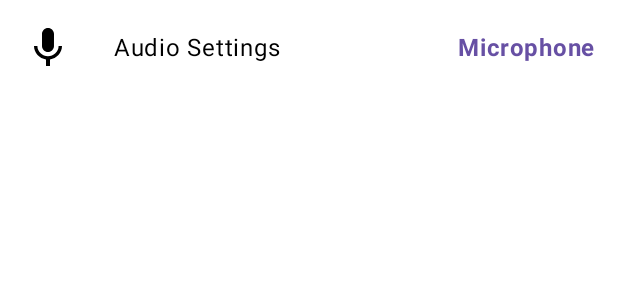
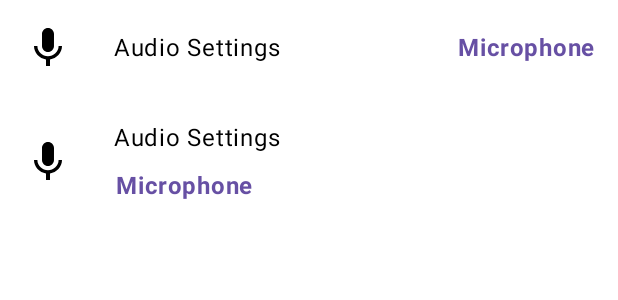
Before and after one commit to gargVader/ScreenSnap, an Android app built with Jetpack Compose: the @Preview function SettingsRowPreview, on a phone screen of 412 x 824 dp. Shown: the top 300 px of the screen. Run offline under Robolectric (Android 15) with nearby library versions, the light colour scheme and no system bars.

```diff
--- a/app/src/main/AndroidManifest.xml
+++ b/app/src/main/AndroidManifest.xml
@@ -6,7 +6,7 @@
     <uses-permission android:name="android.permission.FOREGROUND_SERVICE" />
     <uses-permission android:name="android.permission.FOREGROUND_SERVICE_MEDIA_PROJECTION" />
     <uses-permission android:name="android.permission.FOREGROUND_SERVICE_MICROPHONE" />
-    <uses-permission android:name="android.permission.POST_NOTIFICATIONS"/>
+    <uses-permission android:name="android.permission.POST_NOTIFICATIONS" />
 
     <uses-permission android:name="android.permission.POST_NOTIFICATIONS" />
     <uses-permission
--- a/feature_settings/src/main/java/com/screensnap/feature/settings/SettingsRow.kt
+++ b/feature_settings/src/main/java/com/screensnap/feature/settings/SettingsRow.kt
@@ -1,6 +1,7 @@
 package com.screensnap.feature.settings
 
 import androidx.compose.foundation.clickable
+import androidx.compose.foundation.layout.Column
 import androidx.compose.foundation.layout.Row
 import androidx.compose.foundation.layout.fillMaxWidth
 import androidx.compose.foundation.layout.padding
@@ -20,7 +21,12 @@ import androidx.compose.ui.tooling.preview.Preview
 import androidx.compose.ui.unit.dp
 
 @Composable
-fun SettingsRow(icon: ImageVector, title: String, currentSetting: String, onClick: () -> Unit) {
+fun SettingsRowHorizontal(
+    icon: ImageVector,
+    title: String,
+    currentSetting: String,
+    onClick: () -> Unit,
+) {
     Row(
         modifier = Modifier
             .fillMaxWidth()
@@ -50,12 +56,57 @@ fun SettingsRow(icon: ImageVector, title: String, currentSetting: String, onClic
     }
 }
 
+@Composable
+fun SettingsRowVertical(
+    icon: ImageVector,
+    title: String,
+    currentSetting: String,
+    onClick: () -> Unit,
+) {
+    Row(
+        modifier = Modifier
+            .fillMaxWidth()
+            .clickable(onClick = onClick)
+            .padding(horizontal = 16.dp, vertical = 16.dp),
+        verticalAlignment = Alignment.CenterVertically
+    ) {
+        Icon(
+            icon,
+            contentDescription = "icon",
+            modifier = Modifier
+                .padding(end = 28.dp)
+                .size(32.dp)
+        )
+        Column {
+            Text(
+                text = title,
+                style = MaterialTheme.typography.bodyLarge,
+                modifier = Modifier.padding(bottom = 8.dp)
+            )
+            Text(
+                text = currentSetting,
+                style = MaterialTheme.typography.bodyLarge,
+                fontWeight = FontWeight.Bold,
+                textAlign = TextAlign.End,
+                color = MaterialTheme.colorScheme.primary
+            )
+        }
+    }
+}
+
 @Preview(showBackground = true)
 @Composable
 fun SettingsRowPreview() {
-    SettingsRow(
-        icon = Icons.Default.Mic,
-        title = "Audio Settings",
-        currentSetting = "Microphone",
-        onClick = {})
+    Column {
+        SettingsRowHorizontal(
+            icon = Icons.Default.Mic,
+            title = "Audio Settings",
+            currentSetting = "Microphone",
+            onClick = {})
+        SettingsRowVertical(
+            icon = Icons.Default.Mic,
+            title = "Audio Settings",
+            currentSetting = "Microphone",
+            onClick = {})
+    }
 }
--- a/feature_settings/src/main/java/com/screensnap/feature/settings/SettingsScreenState.kt
+++ b/feature_settings/src/main/java/com/screensnap/feature/settings/SettingsScreenState.kt
@@ -1,4 +1,5 @@
 package com.screensnap.feature.settings
 
-class SettingsScreenState {
-}
+data class SettingsScreenState(
+    val saveLocation: String = "Error while loading save path"
+)
```
Also changed, not shown: core_datastore/src/main/java/com/screensnap/core/datastore/ScreenSnapDatastore.kt (+39 -6 lines), core_screen_recorder/src/main/java/com/screensnap/core/screen_recorder/ScreenRecorder.kt (+10 -11 lines), feature_settings/src/main/java/com/screensnap/feature/settings/SettingsScreen.kt (+23 -6 lines), feature_settings/src/main/java/com/screensnap/feature/settings/SettingsScreenEvents.kt (added, +7 -0 lines), feature_settings/src/main/java/com/screensnap/feature/settings/SettingsScreenViewModel.kt (+58 -1 lines).
